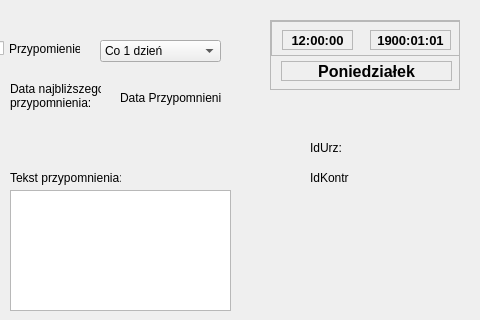
Old version of the form Kontrahent/kontrahentinfododajwpis.ui in the repository Astropl/OptiBase; both pictures show x 320 to 800 and y 0 to 320 of the 800 by 600 pixel window.
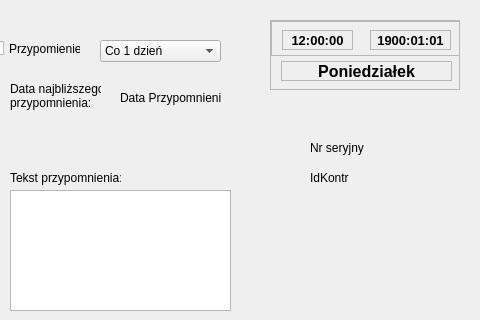
New version of the form.

Patch:
```diff
--- a/Kontrahent/kontrahentinfododajwpis.ui
+++ b/Kontrahent/kontrahentinfododajwpis.ui
@@ -240,7 +240,7 @@
      </rect>
     </property>
     <property name="text">
-     <string>IdUrz:</string>
+     <string>Nr seryjny</string>
     </property>
    </widget>
    <widget class="QLabel" name="label_8">
```
Left out of the diff: 3 changed lines with no effect on the pictures.
